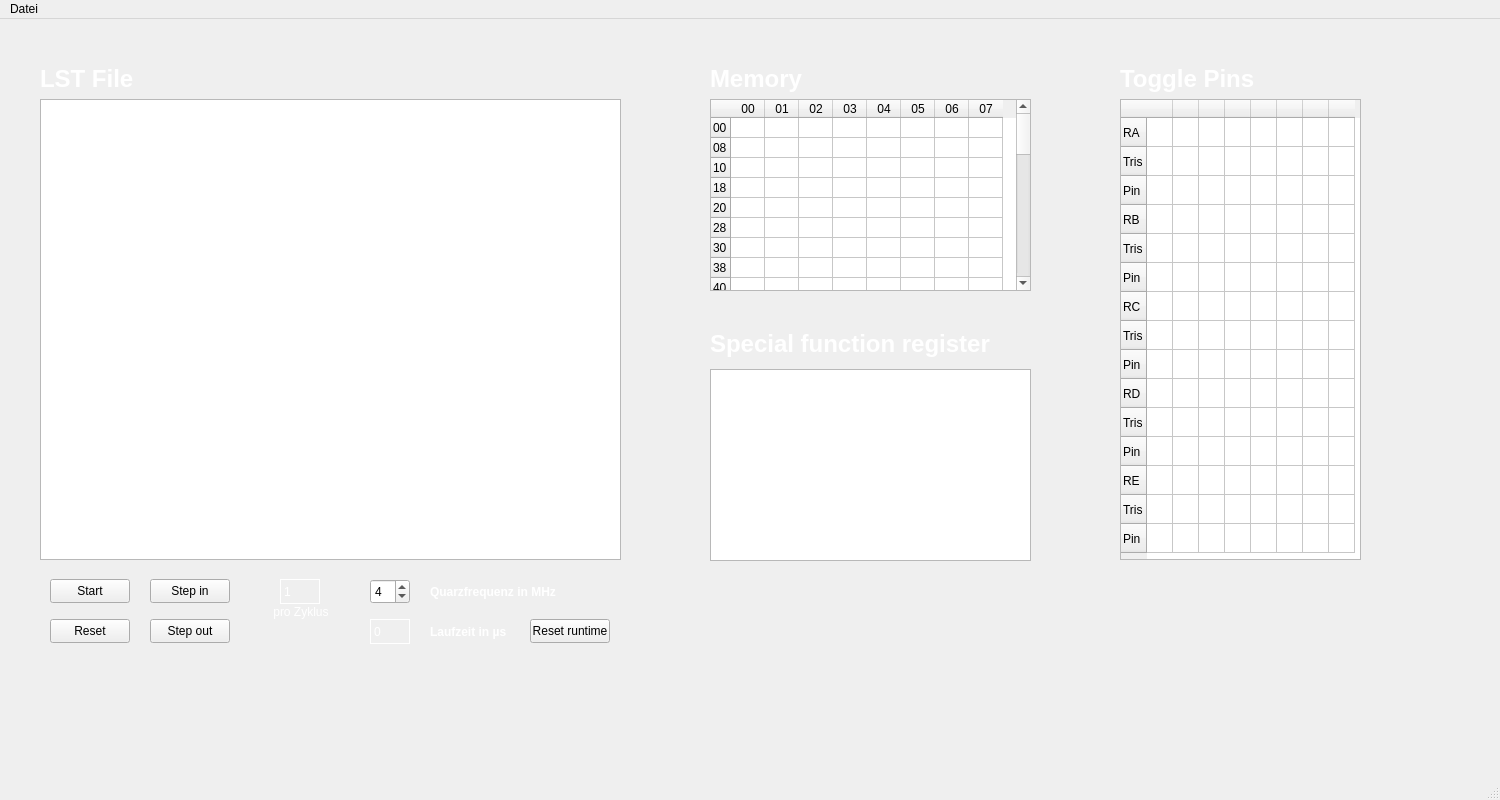
First picture: the form in PIC-Simulator/mainwindow.ui, repository lorenz1702/PIC-Simulator, before the edit.
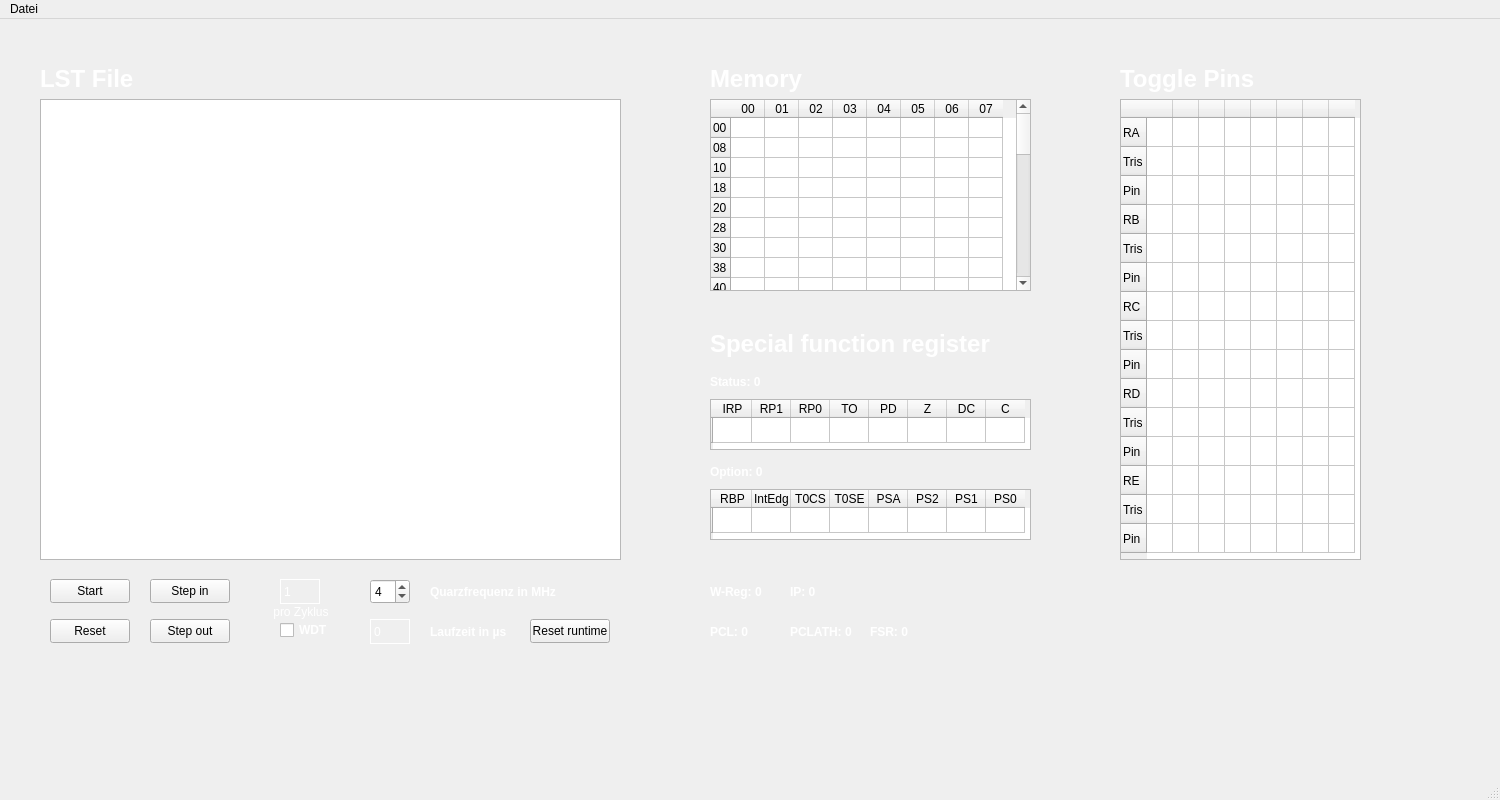
Second picture: the form after the edit.

Commit message: Special Registers working, WDT added

```diff
--- a/PIC-Simulator/mainwindow.ui
+++ b/PIC-Simulator/mainwindow.ui
@@ -30,16 +30,6 @@
      </rect>
     </property>
    </widget>
-   <widget class="QListView" name="listView">
-    <property name="geometry">
-     <rect>
-      <x>710</x>
-      <y>350</y>
-      <width>321</width>
-      <height>192</height>
-     </rect>
-    </property>
-   </widget>
    <widget class="QPushButton" name="start_button">
     <property name="geometry">
      <rect>
@@ -1031,6 +1021,502 @@
      <string>Special function register</string>
     </property>
    </widget>
+   <widget class="QTableWidget" name="status_register">
+    <property name="geometry">
+     <rect>
+      <x>710</x>
+      <y>380</y>
+      <width>321</width>
+      <height>51</height>
+     </rect>
+    </property>
+    <attribute name="horizontalHeaderMinimumSectionSize">
+     <number>10</number>
+    </attribute>
+    <attribute name="horizontalHeaderDefaultSectionSize">
+     <number>39</number>
+    </attribute>
+    <attribute name="verticalHeaderMinimumSectionSize">
+     <number>15</number>
+    </attribute>
+    <attribute name="verticalHeaderDefaultSectionSize">
+     <number>25</number>
+    </attribute>
+    <row>
+     <property name="text">
+      <string/>
+     </property>
+    </row>
+    <column>
+     <property name="text">
+      <string>IRP</string>
+     </property>
+    </column>
+    <column>
+     <property name="text">
+      <string>RP1</string>
+     </property>
+    </column>
+    <column>
+     <property name="text">
+      <string>RP0</string>
+     </property>
+    </column>
+    <column>
+     <property name="text">
+      <string>TO</string>
+     </property>
+    </column>
+    <column>
+     <property name="text">
+      <string>PD</string>
+     </property>
+    </column>
+    <column>
+     <property name="text">
+      <string>Z</string>
+     </property>
+    </column>
+    <column>
+     <property name="text">
+      <string>DC</string>
+     </property>
+    </column>
+    <column>
+     <property name="text">
+      <string>C</string>
+     </property>
+    </column>
+   </widget>
+   <widget class="QLabel" name="status_register_label">
+    <property name="geometry">
+     <rect>
+      <x>710</x>
+      <y>350</y>
+      <width>81</width>
+      <height>25</height>
+     </rect>
+    </property>
+    <property name="palette">
+     <palette>
+      <active>
+       <colorrole role="WindowText">
+        <brush brushstyle="SolidPattern">
+         <color alpha="255">
+          <red>255</red>
+          <green>255</green>
+          <blue>255</blue>
+         </color>
+        </brush>
+       </colorrole>
+      </active>
+      <inactive>
+       <colorrole role="WindowText">
+        <brush brushstyle="SolidPattern">
+         <color alpha="255">
+          <red>255</red>
+          <green>255</green>
+          <blue>255</blue>
+         </color>
+        </brush>
+       </colorrole>
+      </inactive>
+      <disabled/>
+     </palette>
+    </property>
+    <property name="font">
+     <font>
+      <bold>true</bold>
+     </font>
+    </property>
+    <property name="text">
+     <string>Status: 0</string>
+    </property>
+   </widget>
+   <widget class="QTableWidget" name="option_register">
+    <property name="geometry">
+     <rect>
+      <x>710</x>
+      <y>470</y>
+      <width>321</width>
+      <height>51</height>
+     </rect>
+    </property>
+    <property name="font">
+     <font>
+      <pointsize>9</pointsize>
+     </font>
+    </property>
+    <attribute name="horizontalHeaderMinimumSectionSize">
+     <number>15</number>
+    </attribute>
+    <attribute name="horizontalHeaderDefaultSectionSize">
+     <number>39</number>
+    </attribute>
+    <attribute name="verticalHeaderDefaultSectionSize">
+     <number>25</number>
+    </attribute>
+    <row>
+     <property name="text">
+      <string/>
+     </property>
+    </row>
+    <column>
+     <property name="text">
+      <string>RBP</string>
+     </property>
+    </column>
+    <column>
+     <property name="text">
+      <string>IntEdg</string>
+     </property>
+    </column>
+    <column>
+     <property name="text">
+      <string>T0CS</string>
+     </property>
+    </column>
+    <column>
+     <property name="text">
+      <string>T0SE</string>
+     </property>
+    </column>
+    <column>
+     <property name="text">
+      <string>PSA</string>
+     </property>
+    </column>
+    <column>
+     <property name="text">
+      <string>PS2</string>
+     </property>
+    </column>
+    <column>
+     <property name="text">
+      <string>PS1</string>
+     </property>
+    </column>
+    <column>
+     <property name="text">
+      <string>PS0</string>
+     </property>
+    </column>
+   </widget>
+   <widget class="QLabel" name="option_register_label">
+    <property name="geometry">
+     <rect>
+      <x>710</x>
+      <y>440</y>
+      <width>81</width>
+      <height>25</height>
+     </rect>
+    </property>
+    <property name="palette">
+     <palette>
+      <active>
+       <colorrole role="WindowText">
+        <brush brushstyle="SolidPattern">
+         <color alpha="255">
+          <red>255</red>
+          <green>255</green>
+          <blue>255</blue>
+         </color>
+        </brush>
+       </colorrole>
+      </active>
+      <inactive>
+       <colorrole role="WindowText">
+        <brush brushstyle="SolidPattern">
+         <color alpha="255">
+          <red>255</red>
+          <green>255</green>
+          <blue>255</blue>
+         </color>
+        </brush>
+       </colorrole>
+      </inactive>
+      <disabled/>
+     </palette>
+    </property>
+    <property name="font">
+     <font>
+      <bold>true</bold>
+     </font>
+    </property>
+    <property name="text">
+     <string>Option: 0</string>
+    </property>
+   </widget>
+   <widget class="QLabel" name="w_register_label">
+    <property name="geometry">
+     <rect>
+      <x>710</x>
+      <y>560</y>
+      <width>71</width>
+      <height>25</height>
+     </rect>
+    </property>
+    <property name="palette">
+     <palette>
+      <active>
+       <colorrole role="WindowText">
+        <brush brushstyle="SolidPattern">
+         <color alpha="255">
+          <red>255</red>
+          <green>255</green>
+          <blue>255</blue>
+         </color>
+        </brush>
+       </colorrole>
+      </active>
+      <inactive>
+       <colorrole role="WindowText">
+        <brush brushstyle="SolidPattern">
+         <color alpha="255">
+          <red>255</red>
+          <green>255</green>
+          <blue>255</blue>
+         </color>
+        </brush>
+       </colorrole>
+      </inactive>
+      <disabled/>
+     </palette>
+    </property>
+    <property name="font">
+     <font>
+      <bold>true</bold>
+     </font>
+    </property>
+    <property name="text">
+     <string>W-Reg: 0</string>
+    </property>
+   </widget>
+   <widget class="QLabel" name="ip_label">
+    <property name="geometry">
+     <rect>
+      <x>790</x>
+      <y>560</y>
+      <width>71</width>
+      <height>25</height>
+     </rect>
+    </property>
+    <property name="palette">
+     <palette>
+      <active>
+       <colorrole role="WindowText">
+        <brush brushstyle="SolidPattern">
+         <color alpha="255">
+          <red>255</red>
+          <green>255</green>
+          <blue>255</blue>
+         </color>
+        </brush>
+       </colorrole>
+      </active>
+      <inactive>
+       <colorrole role="WindowText">
+        <brush brushstyle="SolidPattern">
+         <color alpha="255">
+          <red>255</red>
+          <green>255</green>
+          <blue>255</blue>
+         </color>
+        </brush>
+       </colorrole>
+      </inactive>
+      <disabled/>
+     </palette>
+    </property>
+    <property name="font">
+     <font>
+      <bold>true</bold>
+     </font>
+    </property>
+    <property name="text">
+     <string>IP: 0</string>
+    </property>
+   </widget>
+   <widget class="QLabel" name="pcl_label">
+    <property name="geometry">
+     <rect>
+      <x>710</x>
+      <y>600</y>
+      <width>71</width>
+      <height>25</height>
+     </rect>
+    </property>
+    <property name="palette">
+     <palette>
+      <active>
+       <colorrole role="WindowText">
+        <brush brushstyle="SolidPattern">
+         <color alpha="255">
+          <red>255</red>
+          <green>255</green>
+          <blue>255</blue>
+         </color>
+        </brush>
+       </colorrole>
+      </active>
+      <inactive>
+       <colorrole role="WindowText">
+        <brush brushstyle="SolidPattern">
+         <color alpha="255">
+          <red>255</red>
+          <green>255</green>
+          <blue>255</blue>
+         </color>
+        </brush>
+       </colorrole>
+      </inactive>
+      <disabled/>
+     </palette>
+    </property>
+    <property name="font">
+     <font>
+      <bold>true</bold>
+     </font>
+    </property>
+    <property name="text">
+     <string>PCL: 0</string>
+    </property>
+   </widget>
+   <widget class="QLabel" name="pclath_label">
+    <property name="geometry">
+     <rect>
+      <x>790</x>
+      <y>600</y>
+      <width>71</width>
+      <height>25</height>
+     </rect>
+    </property>
+    <property name="palette">
+     <palette>
+      <active>
+       <colorrole role="WindowText">
+        <brush brushstyle="SolidPattern">
+         <color alpha="255">
+          <red>255</red>
+          <green>255</green>
+          <blue>255</blue>
+         </color>
+        </brush>
+       </colorrole>
+      </active>
+      <inactive>
+       <colorrole role="WindowText">
+        <brush brushstyle="SolidPattern">
+         <color alpha="255">
+          <red>255</red>
+          <green>255</green>
+          <blue>255</blue>
+         </color>
+        </brush>
+       </colorrole>
+      </inactive>
+      <disabled/>
+     </palette>
+    </property>
+    <property name="font">
+     <font>
+      <bold>true</bold>
+     </font>
+    </property>
+    <property name="text">
+     <string>PCLATH: 0</string>
+    </property>
+   </widget>
+   <widget class="QLabel" name="fsr_label">
+    <property name="geometry">
+     <rect>
+      <x>870</x>
+      <y>600</y>
+      <width>71</width>
+      <height>25</height>
+     </rect>
+    </property>
+    <property name="palette">
+     <palette>
+      <active>
+       <colorrole role="WindowText">
+        <brush brushstyle="SolidPattern">
+         <color alpha="255">
+          <red>255</red>
+          <green>255</green>
+          <blue>255</blue>
+         </color>
+        </brush>
+       </colorrole>
+      </active>
+      <inactive>
+       <colorrole role="WindowText">
+        <brush brushstyle="SolidPattern">
+         <color alpha="255">
+          <red>255</red>
+          <green>255</green>
+          <blue>255</blue>
+         </color>
+        </brush>
+       </colorrole>
+      </inactive>
+      <disabled/>
+     </palette>
+    </property>
+    <property name="font">
+     <font>
+      <bold>true</bold>
+     </font>
+    </property>
+    <property name="text">
+     <string>FSR: 0</string>
+    </property>
+   </widget>
+   <widget class="QCheckBox" name="wdt_checkbox">
+    <property name="geometry">
+     <rect>
+      <x>280</x>
+      <y>600</y>
+      <width>51</width>
+      <height>22</height>
+     </rect>
+    </property>
+    <property name="palette">
+     <palette>
+      <active>
+       <colorrole role="WindowText">
+        <brush brushstyle="SolidPattern">
+         <color alpha="255">
+          <red>255</red>
+          <green>255</green>
+          <blue>255</blue>
+         </color>
+        </brush>
+       </colorrole>
+      </active>
+      <inactive>
+       <colorrole role="WindowText">
+        <brush brushstyle="SolidPattern">
+         <color alpha="255">
+          <red>255</red>
+          <green>255</green>
+          <blue>255</blue>
+         </color>
+        </brush>
+       </colorrole>
+      </inactive>
+      <disabled/>
+     </palette>
+    </property>
+    <property name="font">
+     <font>
+      <bold>true</bold>
+     </font>
+    </property>
+    <property name="text">
+     <string>WDT</string>
+    </property>
+   </widget>
   </widget>
   <widget class="QMenuBar" name="menubar">
    <property name="geometry">
```
Left out of the diff: 6 changed lines with no effect on the pictures. The commit also changes 5 other files.
